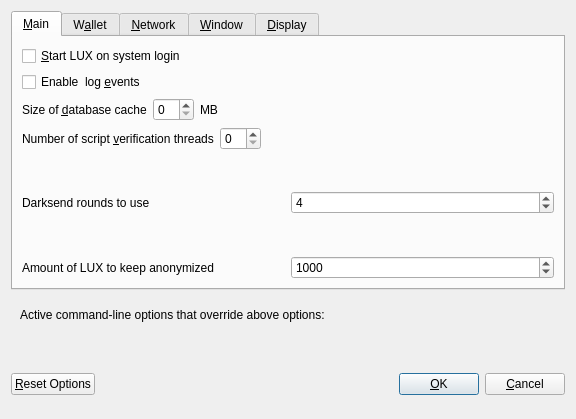
Old version of the form src/qt/forms/optionsdialog.ui in the repository LUX-Core/lux.
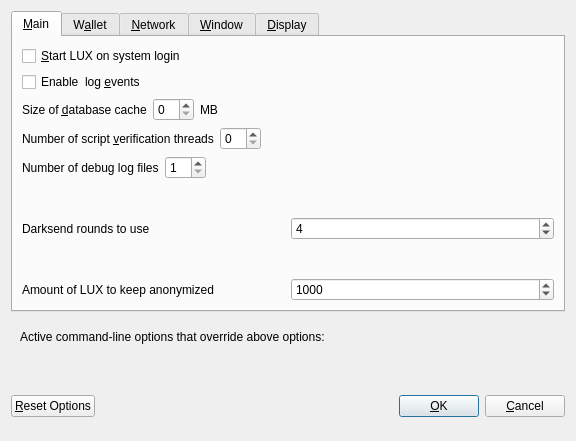
New version of the form. The open tabs and pages were chosen to show the change. Custom widgets are drawn as their Qt base class.

Commit message: add debug log rotation feature to settings

```diff
--- a/src/qt/forms/optionsdialog.ui
+++ b/src/qt/forms/optionsdialog.ui
@@ -7,7 +7,7 @@
     <x>0</x>
     <y>0</y>
     <width>576</width>
-    <height>419</height>
+    <height>441</height>
    </rect>
   </property>
   <property name="windowTitle">
@@ -124,6 +124,37 @@
          </item>
         </layout>
        </item>
+       <item>
+        <layout class="QHBoxLayout" name="horizontalLayout_5_Main">
+         <item>
+          <widget class="QLabel" name="logFileCountLabel">
+           <property name="text">
+            <string>Number of debug log files</string>
+           </property>
+          </widget>
+         </item>
+         <item>
+          <widget class="QSpinBox" name="logFileCount">
+           <property name="minimum">
+            <number>1</number>
+           </property>
+          </widget>
+         </item>
+         <item>
+          <spacer name="horizontalSpacer_5_Main">
+           <property name="orientation">
+            <enum>Qt::Horizontal</enum>
+           </property>
+           <property name="sizeHint" stdset="0">
+            <size>
+             <width>40</width>
+             <height>20</height>
+            </size>
+           </property>
+          </spacer>
+         </item>
+        </layout>
+       </item>
        <item>
         <spacer name="verticalSpacer_Main">
          <property name="orientation">
```
Left out of the diff: 2 changed lines with no effect on the pictures. Lines whose indentation alone changed are shown as unchanged. The commit also changes 6 other files.
